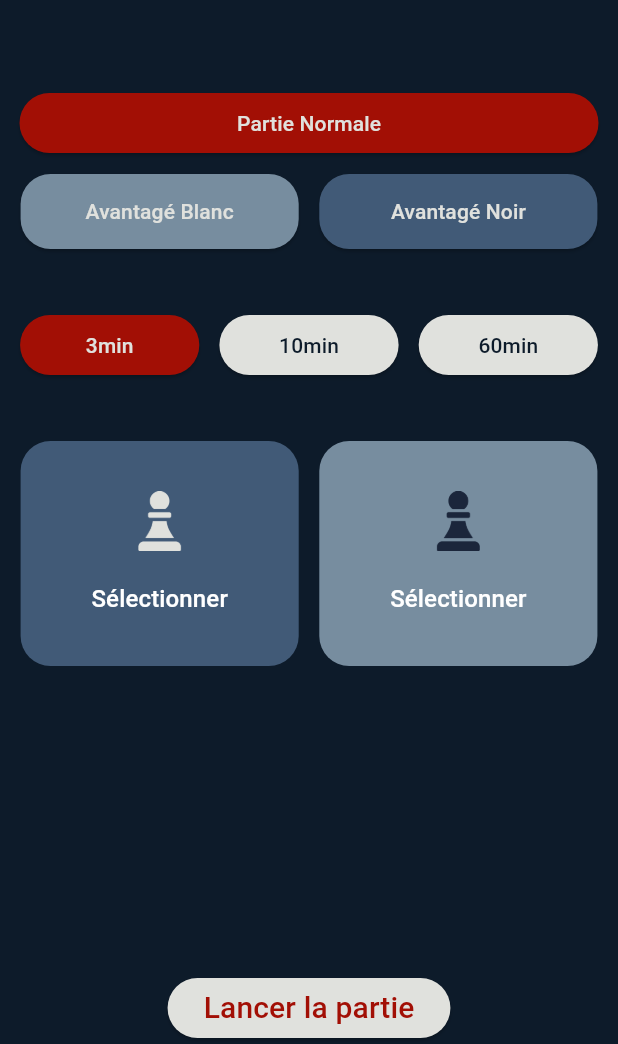
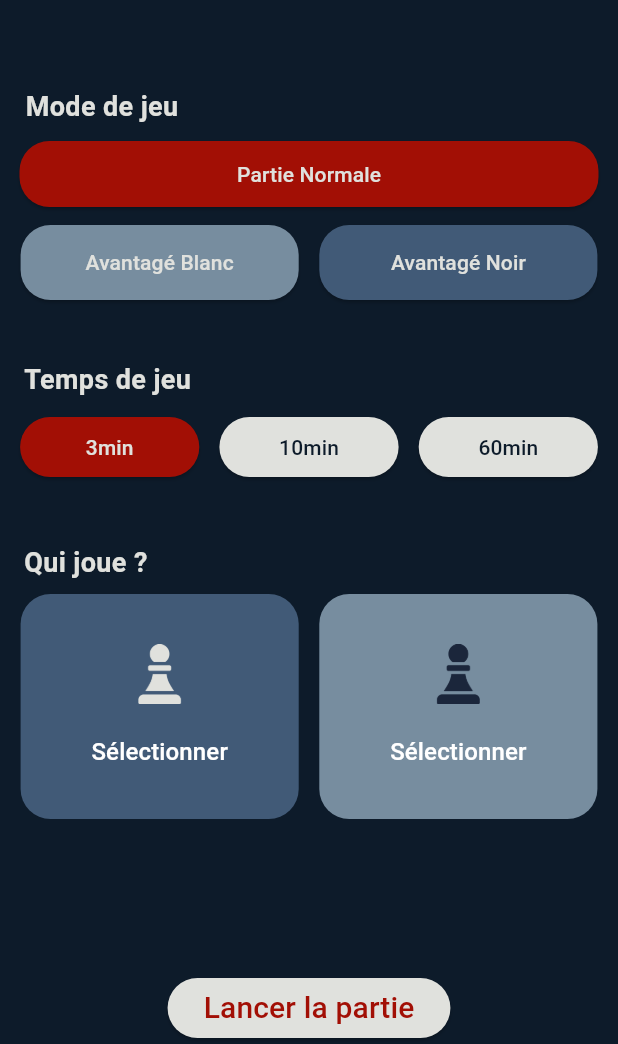
Before and after one commit to robinchausson/chess, a Flutter app: the screen it shows after launch, on a phone screen of 412 x 824 dp, the part 192-1236 px from its top. Run offline on Flutter 3.47's test engine with Material 3 defaults, Android fonts, the phone set to English and light mode, and no system bars; our stand-ins replace google_fonts, sqflite; accounts and stored records are empty.

Commit message:
design finale page d'accueil

```diff
--- a/chess/lib/DatabaseHelper.dart
+++ b/chess/lib/DatabaseHelper.dart
@@ -92,6 +92,17 @@ class databaseHelper {
     ''');
   }
 
+  Future<void> joueurAGagne(int idJoueur, int idPartie) async {
+    final db = await database;
+    final now = DateTime.now().toIso8601String();
+
+    await db.insert('victoire', {
+      'id_joueur': idJoueur,
+      'id_partie': idPartie,
+      'date': now,
+    });
+  }
+
   Future<int> insertJoueur(String pseudo) async {
     final db = await database;
     final now = DateTime.now().toIso8601String();
--- a/chess/lib/accueil.dart
+++ b/chess/lib/accueil.dart
@@ -88,6 +88,22 @@ class _AccueilState extends State<Accueil> {
                       Expanded(
                         child: Padding(
                         padding: EdgeInsets.only(left: 13, right: 13, bottom: 10, top: 30),
+                        child: Column(
+                          crossAxisAlignment: CrossAxisAlignment.start,
+                          children: [
+                          Padding(
+                            padding: const EdgeInsets.only(bottom: 8.0, left: 4.0),
+                            child: Text(
+                            'Mode de jeu',
+                            style: TextStyle(
+                              fontSize: 18,
+                              fontWeight: FontWeight.bold,
+                              color: Globals().blanc,
+                            ),
+                            ),
+                          ),
+                            SizedBox(
+                            width: double.infinity,
                             child: ElevatedButton(
                               onPressed: () {
                               setState(() {
@@ -104,8 +120,12 @@ class _AccueilState extends State<Accueil> {
                                 shape: RoundedRectangleBorder(
                                 borderRadius: BorderRadius.circular(20),
                                 ),
+                              padding: EdgeInsets.symmetric(vertical: 12), // Ajout du padding vertical
                               ),
                               child: Text('Partie Normale'),
+                            ),
+                            ),
+                          ],
                         ),
                         ),
                       ),
@@ -163,6 +183,22 @@ class _AccueilState extends State<Accueil> {
                         ),
                         ),
                       ],
+                      ),
+                    ),
+
+                    // Titre durée
+                    Padding(
+                      padding: const EdgeInsets.only(bottom: 8.0, left: 16.0),
+                      child: Align(
+                      alignment: Alignment.centerLeft,
+                      child: Text(
+                        'Temps de jeu',
+                        style: TextStyle(
+                        fontSize: 18,
+                        fontWeight: FontWeight.bold,
+                        color: Globals().blanc,
+                        ),
+                      ),
                       ),
                     ),
 
@@ -230,6 +266,22 @@ class _AccueilState extends State<Accueil> {
                           ),
                         ),
                         ],
+                        ),
+                      ),
+
+                    // Titre joueurs
+                    Padding(
+                      padding: const EdgeInsets.only(bottom: 8.0, left: 16.0),
+                      child: Align(
+                      alignment: Alignment.centerLeft,
+                      child: Text(
+                        'Qui joue ?',
+                        style: TextStyle(
+                        fontSize: 18,
+                        fontWeight: FontWeight.bold,
+                        color: Globals().blanc,
+                        ),
+                      ),
                       ),
                     ),
 
```
Lines whose indentation alone changed are shown as unchanged.
